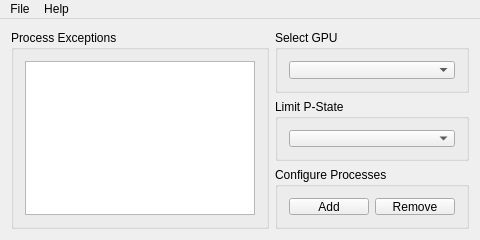
This is limit-nvpstate/limitnvpstate.ui in valleyofdoom/limit-nvpstate as Qt 5 draws it before an edit. The edited form follows.
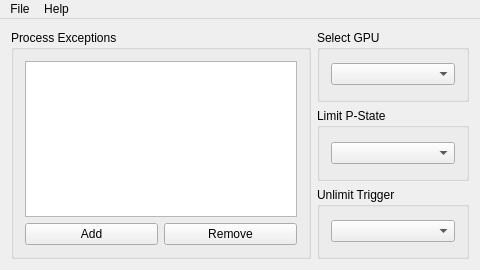
This is the edited form. Icons and pictures are not drawn.

Commit message: Add option to switch to running processes for detection

The edit to the form file:
```diff
--- a/limit-nvpstate/limitnvpstate.ui
+++ b/limit-nvpstate/limitnvpstate.ui
@@ -10,7 +10,7 @@
     <x>0</x>
     <y>0</y>
     <width>480</width>
-    <height>240</height>
+    <height>270</height>
    </rect>
   </property>
   <property name="minimumSize">
@@ -22,7 +22,7 @@
   <property name="maximumSize">
    <size>
     <width>480</width>
-    <height>240</height>
+    <height>270</height>
    </size>
   </property>
   <property name="windowTitle">
@@ -34,20 +34,40 @@
   <widget class="QWidget" name="centralWidget">
    <layout class="QHBoxLayout" name="horizontalLayout">
     <item>
-     <layout class="QHBoxLayout" name="horizontalLayout_2">
-      <item>
        <widget class="QGroupBox" name="groupBox">
+      <property name="maximumSize">
+       <size>
+        <width>300</width>
+        <height>16777215</height>
+       </size>
+      </property>
         <property name="title">
          <string>Process Exceptions</string>
         </property>
-        <layout class="QHBoxLayout" name="horizontalLayout_6">
+      <layout class="QVBoxLayout" name="verticalLayout_3">
          <item>
           <widget class="QListWidget" name="processExceptionsList"/>
          </item>
-        </layout>
-       </widget>
-      </item>
-     </layout>
+       <item>
+        <layout class="QHBoxLayout" name="horizontalLayout_9">
+         <item>
+          <widget class="QPushButton" name="addProcess">
+           <property name="text">
+            <string>Add</string>
+           </property>
+          </widget>
+         </item>
+         <item>
+          <widget class="QPushButton" name="removeProcess">
+           <property name="text">
+            <string>Remove</string>
+           </property>
+          </widget>
+         </item>
+        </layout>
+       </item>
+      </layout>
+     </widget>
     </item>
     <item>
      <layout class="QVBoxLayout" name="verticalLayout_2">
@@ -78,22 +98,11 @@
       <item>
        <widget class="QGroupBox" name="groupBox_4">
         <property name="title">
-         <string>Configure Processes</string>
+         <string>Unlimit Trigger</string>
         </property>
-        <layout class="QHBoxLayout" name="horizontalLayout_5">
+        <layout class="QVBoxLayout" name="verticalLayout">
          <item>
-          <widget class="QPushButton" name="addProcess">
-           <property name="text">
-            <string>Add</string>
-           </property>
-          </widget>
-         </item>
-         <item>
-          <widget class="QPushButton" name="removeProcess">
-           <property name="text">
-            <string>Remove</string>
-           </property>
-          </widget>
+          <widget class="QComboBox" name="unlimitTrigger"/>
          </item>
         </layout>
        </widget>
```
Left out of the diff: 5 changed lines with no effect on the pictures. Lines whose indentation alone changed are shown as unchanged. The commit also changes 6 other files.
